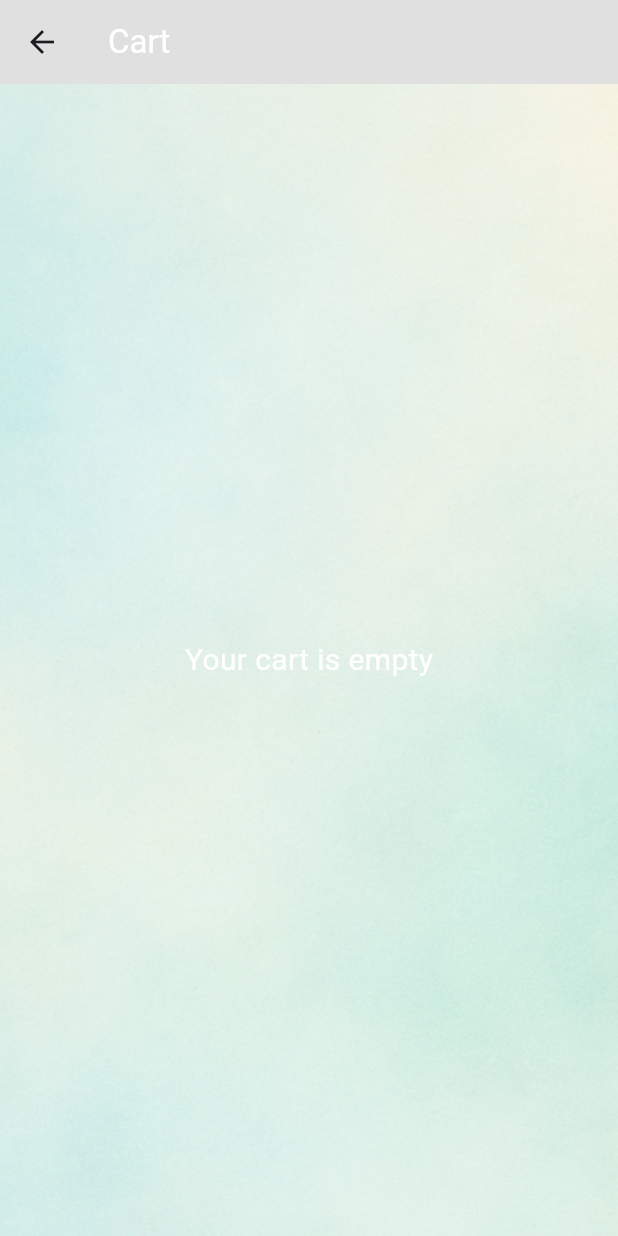
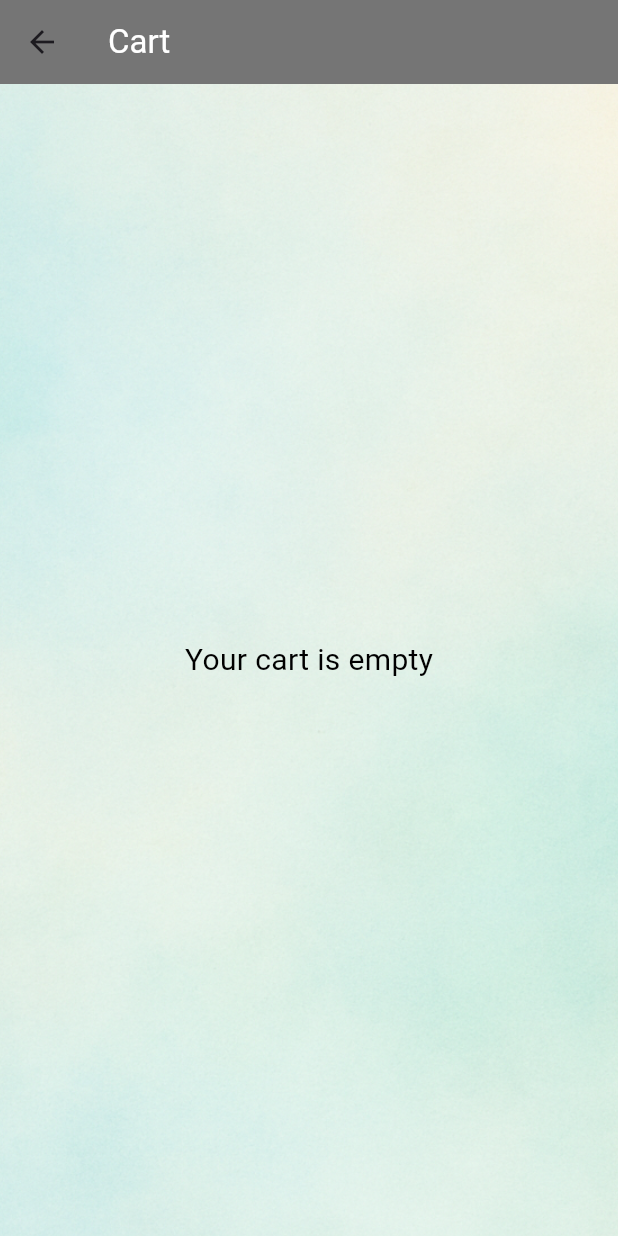
Before and after one commit to Ashinth-2003/ecommerce, a Flutter app: the CartScreen screen opened by its route, on a phone screen of 412 x 824 dp. Run offline on Flutter 3.47's test engine with Material 3 defaults, Android fonts, the light colour scheme and no system bars; our stand-ins replace carousel_slider, flutter_animate, image_picker.

Commit message:
Update code

```diff
--- a/lib/cart_screen.dart
+++ b/lib/cart_screen.dart
@@ -25,7 +25,7 @@ class _CartScreenState extends State<CartScreen> {
     return Scaffold(
       appBar: AppBar(
         title: Text('Cart', style: TextStyle(color: Colors.white)),
-        backgroundColor: Colors.grey[300],
+        backgroundColor: Colors.grey[600],
         elevation: 0,
       ),
       body: Container(
@@ -40,7 +40,7 @@ class _CartScreenState extends State<CartScreen> {
             ? Center(
           child: Text(
             'Your cart is empty',
-            style: TextStyle(color: Colors.white, fontSize: 20),
+            style: TextStyle(color: Colors.black, fontSize: 20),
           ),
         )
             : ListView.builder(
@@ -48,7 +48,7 @@ class _CartScreenState extends State<CartScreen> {
           itemBuilder: (context, index) {
             return ListTile(
               leading: Image.asset(CartScreen.cartItems[index]['image'], width: 50, height: 50),
-              title: Text(CartScreen.cartItems[index]['name'], style: TextStyle(color: Colors.white)),
+              title: Text(CartScreen.cartItems[index]['name'], style: TextStyle(color: Colors.black)),
               subtitle: Text('\$${CartScreen.cartItems[index]['price']}', style: TextStyle(color: Colors.blue)),
               trailing: IconButton(
                 icon: Icon(Icons.remove_circle, color: Colors.red),
--- a/lib/favorites_screen.dart
+++ b/lib/favorites_screen.dart
@@ -20,7 +20,7 @@ class _FavoritesScreenState extends State<FavoritesScreen> {
     return Scaffold(
       appBar: AppBar(
         title: Text('Favorites', style: TextStyle(color: Colors.white)),
-        backgroundColor: Colors.grey[300],
+        backgroundColor: Colors.grey[600],
         elevation: 0,
       ),
       body: Container(
@@ -35,7 +35,7 @@ class _FavoritesScreenState extends State<FavoritesScreen> {
             ? Center(
           child: Text(
             'No favorite items yet',
-            style: TextStyle(color: Colors.white, fontSize: 20),
+            style: TextStyle(color: Colors.black, fontSize: 20),
           ),
         )
             : ListView.builder(
```
Also changed, not shown: pubspec.lock.
